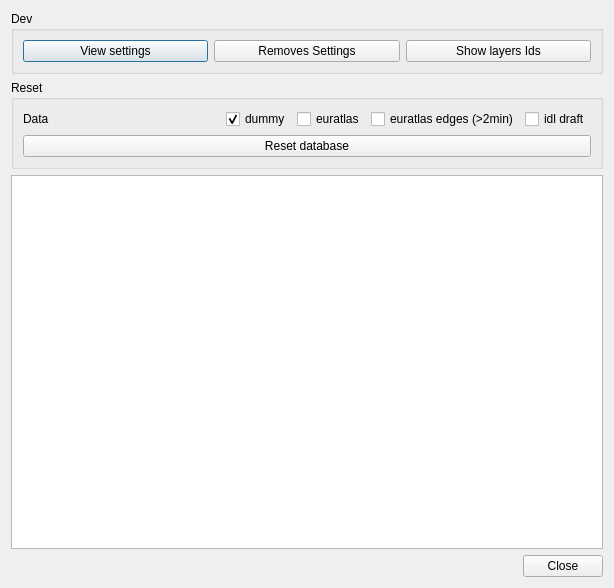
Before: the Qt Designer form ui/debug.ui in dhlab-epfl/GlobalAtlas-qgis, drawn with Qt 5.
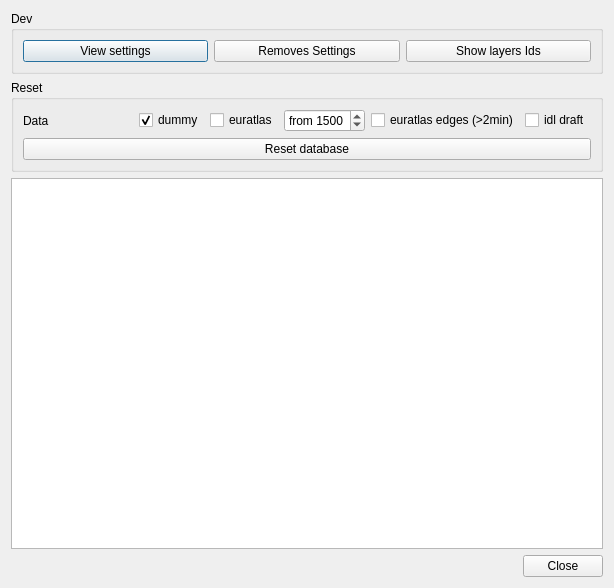
After: the same form once the commit is applied.

Commit message: [debug] commit at end of input, paramters for euratlas import, and small refactoring

Diff of the .ui file:
```diff
--- a/ui/debug.ui
+++ b/ui/debug.ui
@@ -82,6 +82,22 @@
           </property>
          </widget>
         </item>
+        <item>
+         <widget class="QSpinBox" name="euratlasFromDateSpinBox">
+          <property name="prefix">
+           <string>from </string>
+          </property>
+          <property name="maximum">
+           <number>2000</number>
+          </property>
+          <property name="singleStep">
+           <number>100</number>
+          </property>
+          <property name="value">
+           <number>1500</number>
+          </property>
+         </widget>
+        </item>
         <item>
          <widget class="QCheckBox" name="euratlasEdgesDataCheckBox">
           <property name="text">
```
The commit also changes 2 other files.
